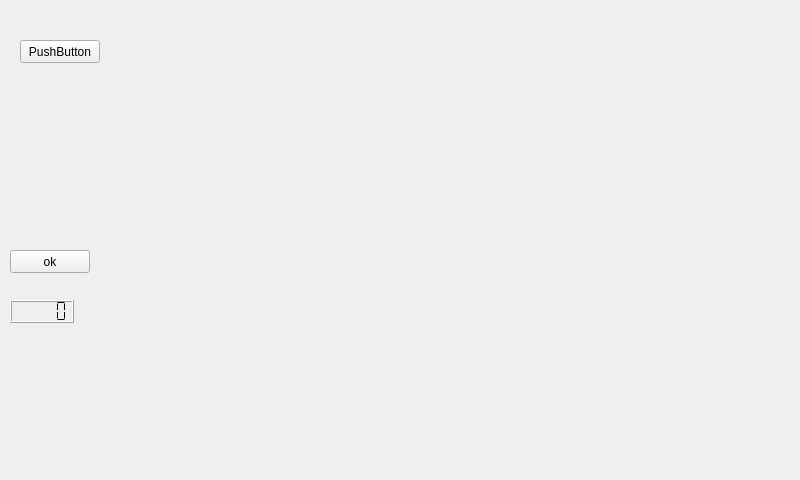
Old version of the form mainwindow.ui in the repository antoinnneee/Heat_Monitor.
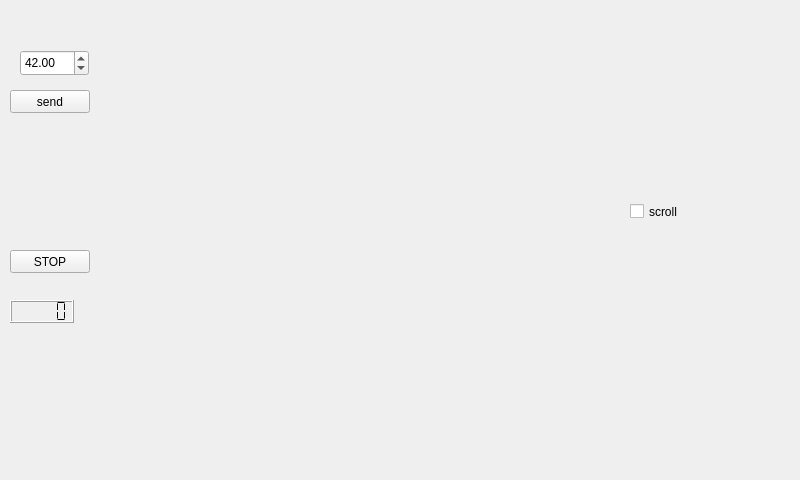
New version of the form.

```diff
--- a/mainwindow.ui
+++ b/mainwindow.ui
@@ -17,14 +17,14 @@
    <widget class="QPushButton" name="pushButton">
     <property name="geometry">
      <rect>
-      <x>20</x>
-      <y>40</y>
+      <x>10</x>
+      <y>90</y>
       <width>80</width>
       <height>23</height>
      </rect>
     </property>
     <property name="text">
-     <string>PushButton</string>
+     <string>send</string>
     </property>
    </widget>
    <widget class="QPushButton" name="pushButton_2">
@@ -37,7 +37,7 @@
      </rect>
     </property>
     <property name="text">
-     <string>ok</string>
+     <string>STOP</string>
     </property>
    </widget>
    <widget class="QWidget" name="gridLayoutWidget">
@@ -64,6 +64,35 @@
      <enum>QLCDNumber::Flat</enum>
     </property>
    </widget>
+   <widget class="QCheckBox" name="cBscroll">
+    <property name="geometry">
+     <rect>
+      <x>630</x>
+      <y>200</y>
+      <width>92</width>
+      <height>23</height>
+     </rect>
+    </property>
+    <property name="text">
+     <string>scroll</string>
+    </property>
+   </widget>
+   <widget class="QDoubleSpinBox" name="doubleSpinBox">
+    <property name="geometry">
+     <rect>
+      <x>20</x>
+      <y>50</y>
+      <width>69</width>
+      <height>26</height>
+     </rect>
+    </property>
+    <property name="singleStep">
+     <double>0.500000000000000</double>
+    </property>
+    <property name="value">
+     <double>42.000000000000000</double>
+    </property>
+   </widget>
   </widget>
  </widget>
  <layoutdefault spacing="6" margin="11"/>
```
Left out of the diff: 2 changed lines with no effect on the pictures.
